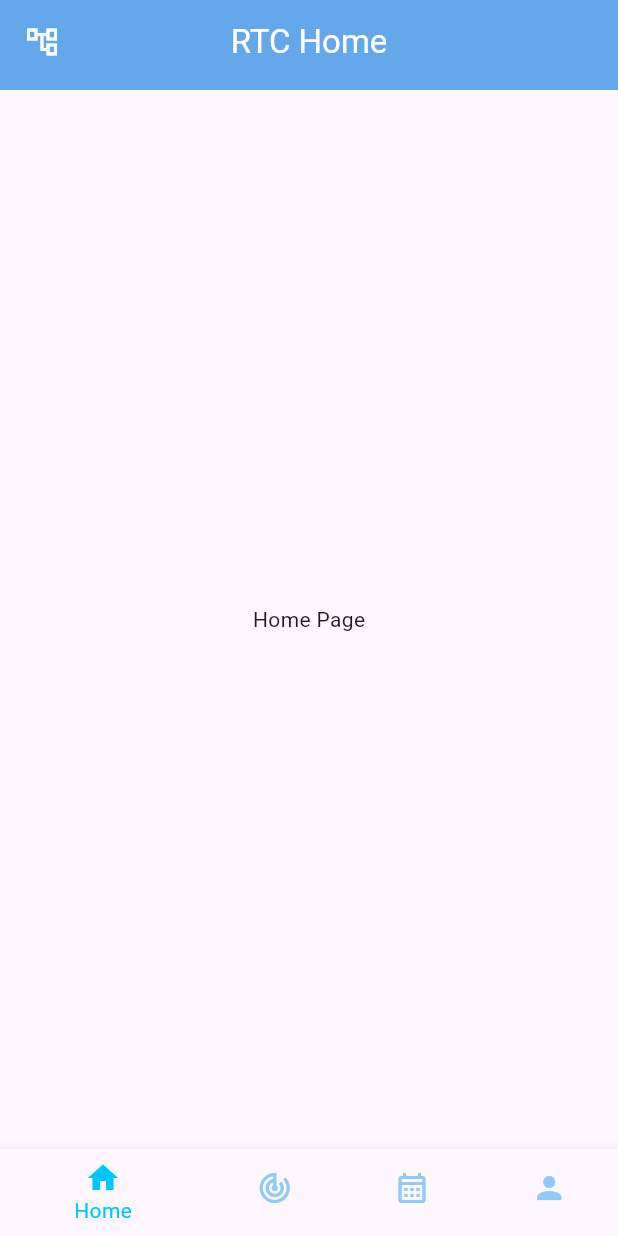
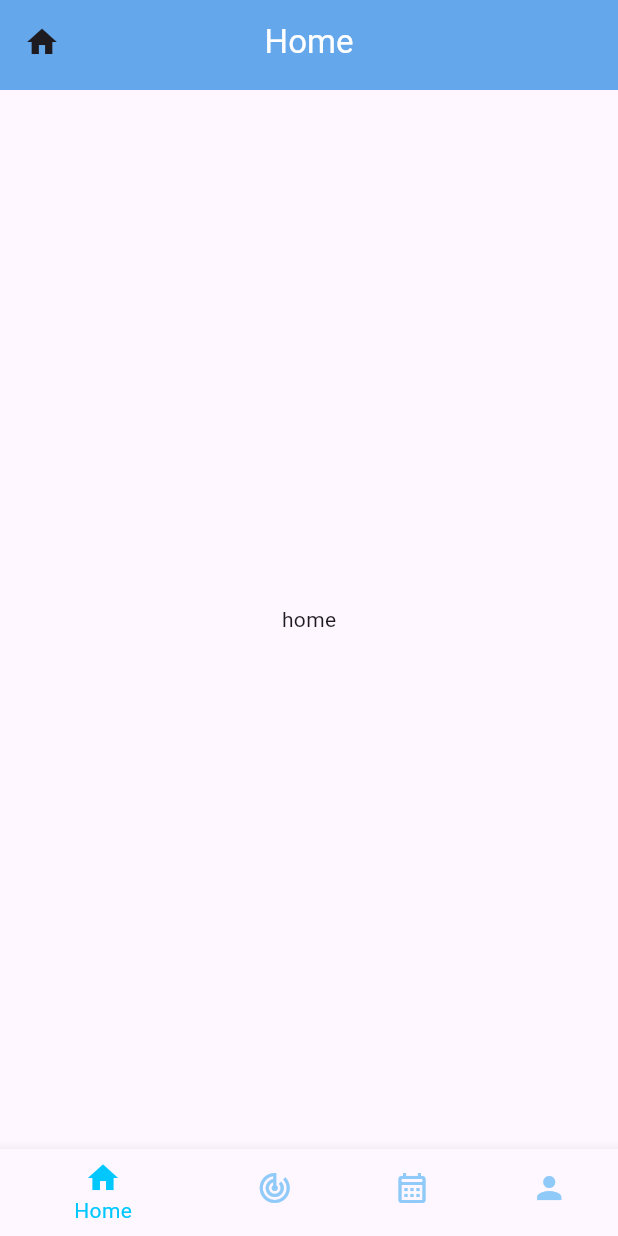
Before and after one commit to yaftes/RTC_APP, a Flutter app: the MyHomePage screen opened directly, on a phone screen of 412 x 824 dp. Run offline on Flutter 3.47's test engine with Material 3 defaults, Android fonts, the phone set to English and light mode, and no system bars.

Commit message:
Added: separate pages for each pages

```diff
--- a/lib/pages/home.dart
+++ b/lib/pages/home.dart
@@ -1,5 +1,10 @@
 import 'package:flutter/material.dart';
 import 'package:flutter/widgets.dart';
+
+import 'home_page.dart';
+import 'project_page.dart';
+import 'calendar_page.dart';
+import 'profile_page.dart';
 
 class MyHomePage extends StatefulWidget {
   @override
@@ -7,42 +12,53 @@ class MyHomePage extends StatefulWidget {
 }
 
 class _MyHomePageState extends State<MyHomePage> {
+  late PageController _pageController;
   int _selectedIndex = 0;
-  static const List<Widget> _widgetOptions = <Widget>[
-    Text('Home Page'),
-    Text('Project Page'),
-    Text('Calendar Page'),
-    Text('Profile Page'),
+
+  // Create instances of the page widgets
+  final List<Widget> _widgetOptions = <Widget>[
+    HomePage(),
+    ProjectPage(),
+    CalendarPage(),
+    ProfilePage(),
   ];
 
+  // Titles for the AppBar
   static const List<String> _titles = <String>[
-    'RTC Home',
-    'Projects',
+    'Home',
+    'Project',
     'Calendar',
-    'Profile'
+    'Profile',
   ];
+
+  // Icons for the AppBar
   static const List<Widget> _icons = <Widget>[
-    Icon(
-      Icons.account_tree_outlined,
-      color: Colors.white,
-    ),
-    Icon(
-      Icons.work_history_outlined,
-      color: Colors.white,
-    ),
-    Icon(
-      Icons.calendar_month_outlined,
-      color: Colors.white,
-    ),
-    Icon(
-      Icons.person_3,
-      color: Colors.white,
-    ),
+    Icon(Icons.home),
+    Icon(Icons.track_changes_sharp),
+    Icon(Icons.calendar_month_outlined),
+    Icon(Icons.person),
   ];
+
+  @override
+  void initState() {
+    super.initState();
+    _pageController = PageController();
+  }
+
+  @override
+  void dispose() {
+    _pageController.dispose();
+    super.dispose();
+  }
 
   void _onItemTapped(int index) {
     setState(() {
       _selectedIndex = index;
+      _pageController.animateToPage(
+        index,
+        duration: Duration(milliseconds: 10),
+        curve: Curves.ease,
+      );
     });
   }
 
@@ -64,8 +80,14 @@ class _MyHomePageState extends State<MyHomePage> {
           centerTitle: true,
         ),
       ),
-      body: Center(
-        child: _widgetOptions.elementAt(_selectedIndex),
+      body: PageView(
+        controller: _pageController,
+        onPageChanged: (index) {
+          setState(() {
+            _selectedIndex = index;
+          });
+        },
+        children: _widgetOptions, // Pass the list of pages as children
       ),
       bottomNavigationBar: BottomNavigationBar(
         items: const <BottomNavigationBarItem>[
--- /dev/null
+++ b/lib/pages/home_page.dart
@@ -0,0 +1,16 @@
+
+import 'package:flutter/material.dart';
+
+
+class HomePage extends StatelessWidget {
+  const HomePage({super.key});
+
+  @override
+  Widget build(BuildContext context) {
+    return Scaffold(
+      body: Center(
+        child: Text("home"),
+      ),
+    );
+  }
+}
--- a/pubspec.yaml
+++ b/pubspec.yaml
@@ -35,6 +35,7 @@ dependencies:
   # The following adds the Cupertino Icons font to your application.
   # Use with the CupertinoIcons class for iOS style icons.
   cupertino_icons: ^1.0.6
+  table_calendar: ^3.1.1
 
 dev_dependencies:
   flutter_test:
```
Also changed, not shown: lib/pages/calendar_page.dart (added, +11 -0 lines), lib/pages/profile_page.dart (added, +16 -0 lines), lib/pages/project_page.dart (added, +15 -0 lines), pubspec.lock.
